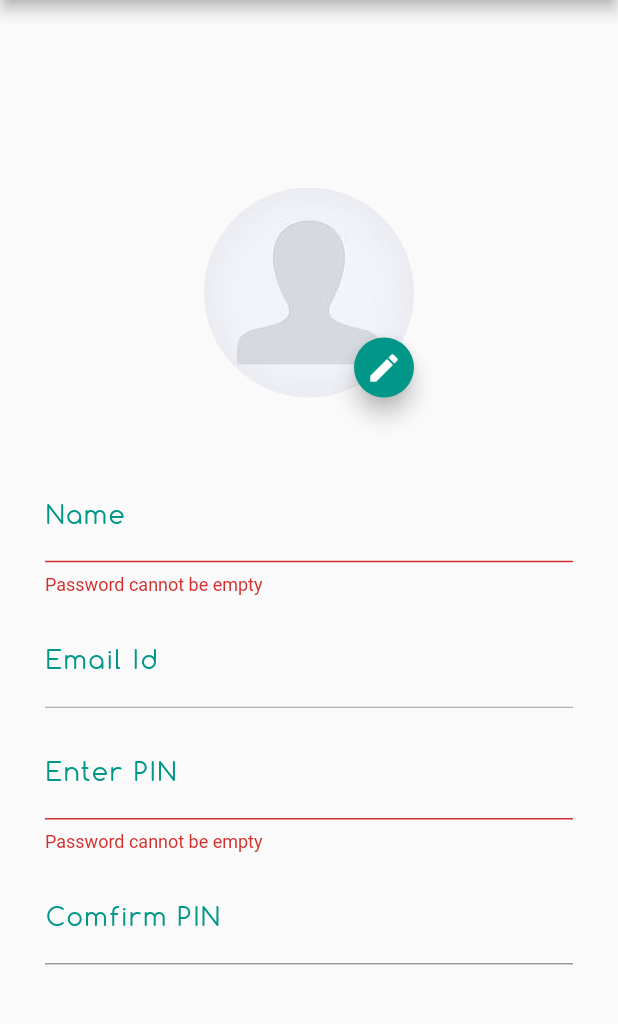
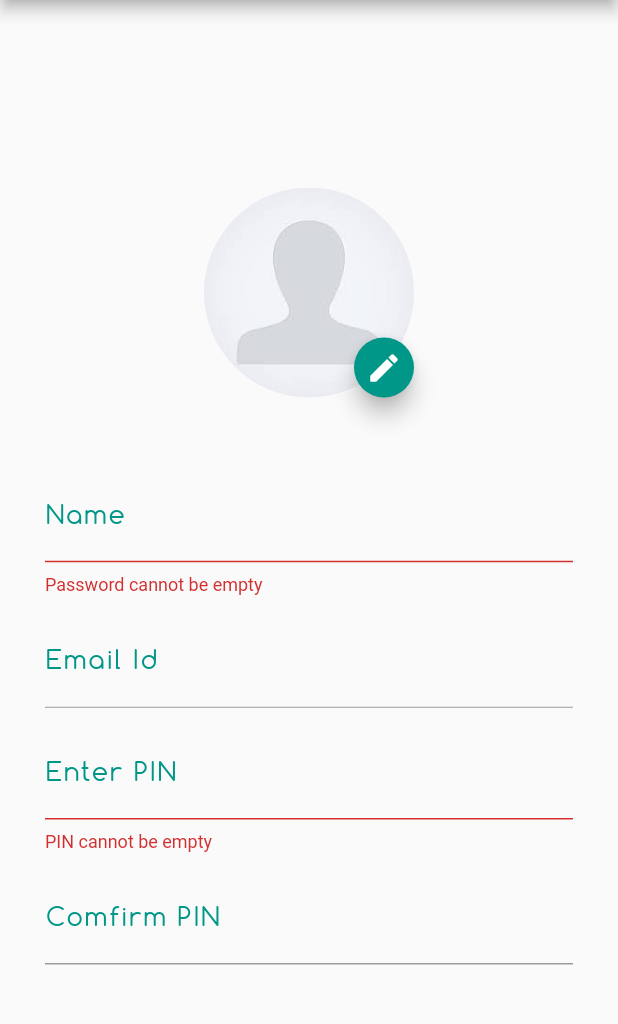
Before and after one commit to khushboo-tolat/amuse, a Flutter app: the AddProfileDetails screen opened directly, after a tap on the "check" icon, on a phone screen of 412 x 824 dp, the part 84-1108 px from its top. Run offline on Flutter 3.47's test engine with Material 2 defaults, Android fonts, the light colour scheme and no system bars; our stand-ins replace cloud_firestore, firebase_auth, firebase_database, firebase_storage, flutter_image_compress, google_sign_in and 2 more; accounts and stored records are empty.

Commit message:
Empty PIN Message

```diff
--- a/amuse/lib/Validation/validationClass.dart
+++ b/amuse/lib/Validation/validationClass.dart
@@ -56,7 +56,7 @@ class Validation{
   static String validatePIN(String value){
 
     if (value.isEmpty){
-      return 'Password cannot be empty';
+      return 'PIN cannot be empty';
     }
     else if (value.length != 4) {
       return '4 Digits are required';
```
